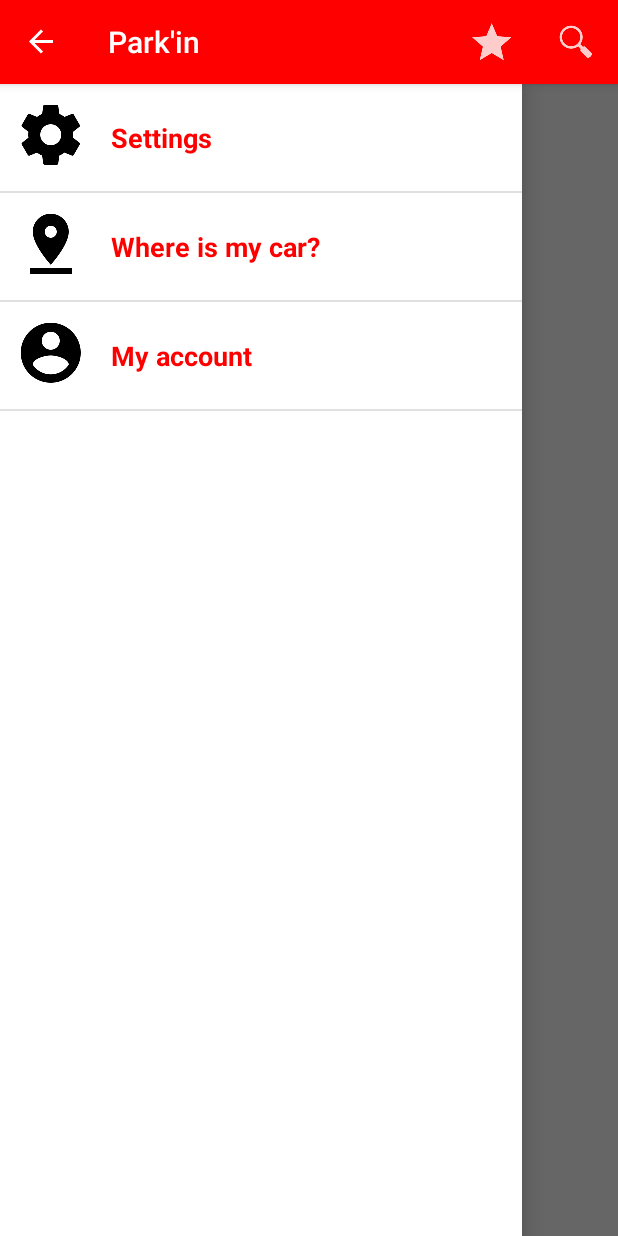
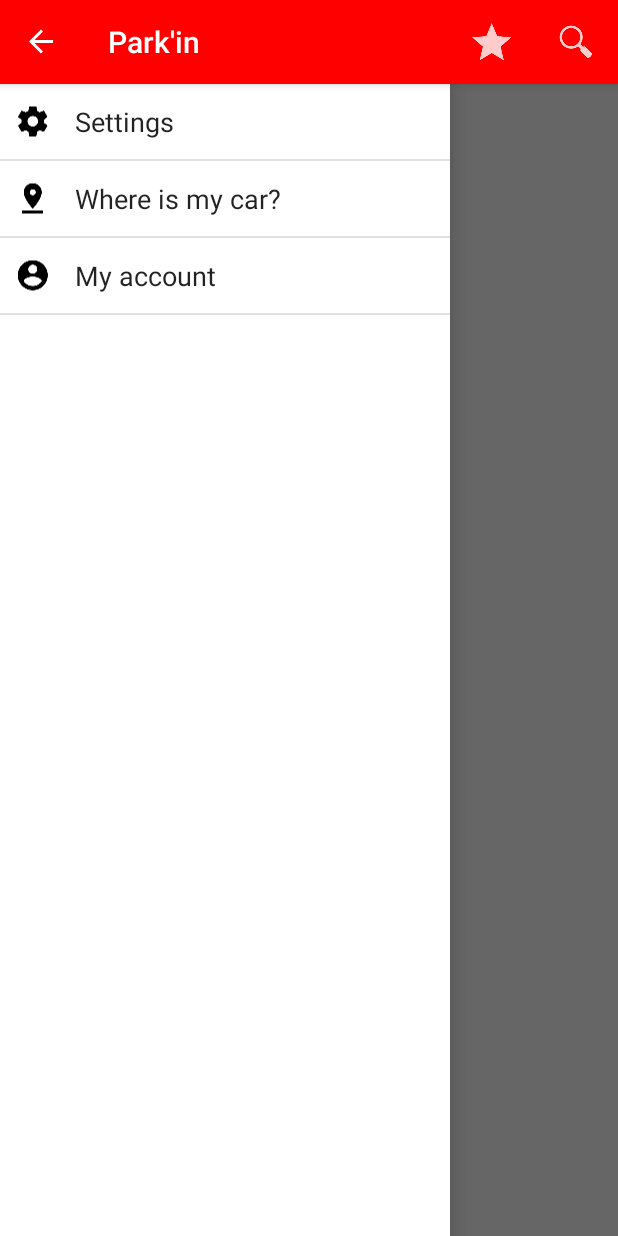
Before and after one commit to H4112/AndroidParking, an Android app: the screen it shows after launch (MainActivity), with the side drawer open, on a phone screen of 412 x 824 dp. Run offline under Robolectric (Android 15) with nearby library versions, the phone set to English and light mode, and no system bars; libraries missing offline, so code that uses them is left out: com.google.maps.android, com.sothree.slidinguppanel; 3 statements that could not run were skipped.

Commit message:
Size navigation drawer

```diff
--- a/app/src/main/java/com/h4112/androidparking/MainActivity.java
+++ b/app/src/main/java/com/h4112/androidparking/MainActivity.java
@@ -22,6 +22,7 @@ import android.support.v4.widget.DrawerLayout;
 import android.support.v7.app.ActionBarDrawerToggle;
 import android.support.v7.app.AlertDialog;
 import android.support.v7.app.AppCompatActivity;
+import android.util.DisplayMetrics;
 import android.util.Log;
 import android.util.TypedValue;
 import android.view.Menu;
@@ -30,7 +31,9 @@ import android.view.MotionEvent;
 import android.view.View;
 import android.view.animation.Interpolator;
 import android.widget.AdapterView;
+import android.widget.LinearLayout;
 import android.widget.ListView;
+import android.widget.RadioGroup;
 import android.widget.RelativeLayout;
 import android.widget.SearchView;
 import android.widget.SimpleAdapter;
@@ -133,7 +136,7 @@ public class MainActivity extends AppCompatActivity implements OnMapReadyCallbac
                     getString(R.string.option_location_account)
                 },
                 {
-                        URI_RESOURCE+R.drawable.ic_settings_black_48dp,URI_RESOURCE+R.drawable.ic_pin_drop_black_48dp,URI_RESOURCE+R.drawable.ic_account_circle_black_48dp
+                        URI_RESOURCE+R.drawable.ic_settings_black_24dp,URI_RESOURCE+R.drawable.ic_pin_drop_black_24dp,URI_RESOURCE+R.drawable.ic_account_circle_black_24dp
                 }
         };
 
@@ -576,6 +579,7 @@ public class MainActivity extends AppCompatActivity implements OnMapReadyCallbac
         }
 
         drawer = (DrawerLayout) findViewById(R.id.drawer_layout);
+
         toggle = new ActionBarDrawerToggle(
                 this, drawer, R.string.nav_drawer_open, R.string.nav_drawer_closed);
         if (drawer != null) {
--- a/app/src/main/res/layout/activity_maps_drawer.xml
+++ b/app/src/main/res/layout/activity_maps_drawer.xml
@@ -1,6 +1,6 @@
 <?xml version="1.0" encoding="utf-8"?>
 <RelativeLayout xmlns:tools="http://schemas.android.com/tools"
-    android:layout_width="match_parent"
+    android:layout_width="300dp"
     android:layout_height="match_parent"
     android:background="@android:color/white"
     android:layout_gravity="start"
--- a/app/src/main/res/layout/maps_drawer_list_item.xml
+++ b/app/src/main/res/layout/maps_drawer_list_item.xml
@@ -10,7 +10,7 @@
         android:id="@+id/view"
         android:layout_width="wrap_content"
         android:layout_height="wrap_content"
-        android:src="@drawable/ic_settings_black_48dp"
+        android:src="@drawable/ic_settings_black_24dp"
         android:paddingLeft="10dp"
         android:paddingRight="6dip"
         android:paddingTop="10dp"
@@ -26,11 +26,11 @@
         android:paddingLeft="10dp"
         android:paddingRight="6dip"
         android:text="yolo"
-        android:paddingTop="23dp"
-        android:paddingBottom="23dp"
+        android:paddingTop="10dp"
+        android:paddingBottom="10dp"
         android:minHeight="50dp"
-        android:textStyle="bold"
         android:singleLine="false"
-        android:textColor="#FF0000"/>
+        android:alpha="0.87"
+        android:textColor="#000000"/>
 
 </LinearLayout>
--- a/app/src/main/res/xml/preferences.xml
+++ b/app/src/main/res/xml/preferences.xml
@@ -44,9 +44,9 @@
         <com.pavelsikun.seekbarpreference.SeekBarPreference
             android:key="@string/portee_cle"
             android:title="@string/afficherPlacesPortee"
-            sample:msbp_minValue="50"
-            sample:msbp_maxValue="1000"
-            sample:msbp_interval="5"
+            sample:msbp_minValue="100"
+            sample:msbp_maxValue="3000"
+            sample:msbp_interval="100"
             sample:msbp_measurementUnit="m"/>
 
     </PreferenceCategory>
```
Also changed, not shown: 1 other file.
